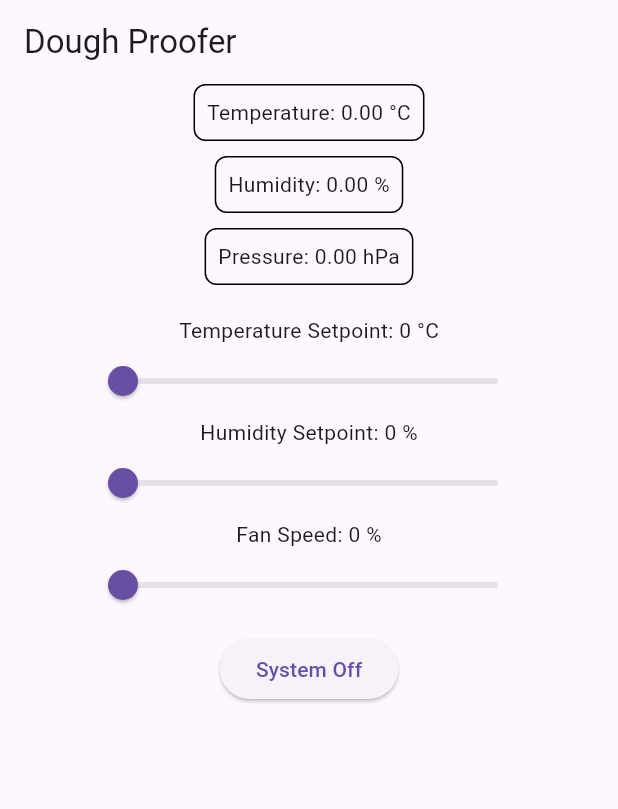
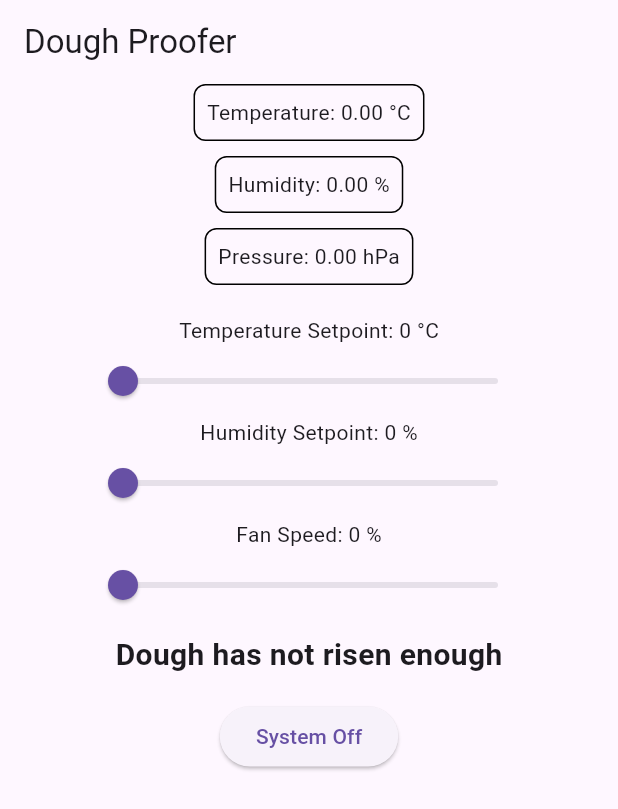
Before and after one commit to AllyTechEngineering/bme_i2c_bloc, a Flutter app: the screen it shows after launch, after a tap on "System On", on a phone screen of 412 x 824 dp. Shown: the top 809 px of the screen. Run offline on Flutter 3.47's test engine with Material 3 defaults, Android fonts, the phone set to English and light mode, and no system bars; our stand-ins replace bloc, equatable, flutter_bloc; missing offline and left inert: dart_periphery.

Commit message:
Added a switch to simulate the dough level sensor code, cubit, service and UI updates.

```diff
--- a/lib/main.dart
+++ b/lib/main.dart
@@ -1,8 +1,10 @@
+import 'package:bme_i2c/src/bloc/level_sense_cubit/level_sense_cubit.dart';
 import 'package:bme_i2c/src/bloc/pwm_fan_cubit/pwm_fan_cubit.dart';
 import 'package:bme_i2c/src/bloc/system_on_off_cubit/system_on_off_cubit_button.dart';
 import 'package:bme_i2c/src/humidity_setpoint_cubit/humidity_setpoint_cubit.dart';
 import 'package:bme_i2c/src/services/heater_service_pid.dart';
 import 'package:bme_i2c/src/services/humidifier_service.dart';
+import 'package:bme_i2c/src/services/level_sense_service.dart';
 import 'package:bme_i2c/src/services/pwm_fan_service.dart';
 // import 'package:bme_i2c/src/services/pwm_sw_fan_service.dart';
 
@@ -40,6 +42,9 @@ class MyApp extends StatelessWidget {
         BlocProvider(
           create: (_) => PwmFanCubit(PwmFanService()),
         ),
+        BlocProvider(
+          create: (_) => LevelSenseCubit(LevelSenseService()),
+        ),
       ],
       child: MaterialApp(
         debugShowCheckedModeBanner: false,
--- a/lib/src/bloc/level_sense_cubit/level_sense_cubit.dart
+++ b/lib/src/bloc/level_sense_cubit/level_sense_cubit.dart
@@ -0,0 +1,23 @@
+import 'package:bloc/bloc.dart';
+import 'package:bme_i2c/src/services/level_sense_service.dart';
+import 'level_sense_state.dart';
+
+class LevelSenseCubit extends Cubit<LevelSenseState> {
+  final LevelSenseService levelSenseService;
+
+  LevelSenseCubit(this.levelSenseService)
+      : super(const LevelSenseState(isLevelDetected: false)) {
+    _initialize();
+  }
+
+  void _initialize() {
+    levelSenseService.initializeLevelSenseService();
+    levelSenseService.startPolling((isLevelDetected) {
+      emit(state.copyWith(isLevelDetected: isLevelDetected));
+    });
+  }
+
+  void stopPolling() {
+    levelSenseService.stopPolling();
+  }
+}
--- a/lib/src/bloc/level_sense_cubit/level_sense_state.dart
+++ b/lib/src/bloc/level_sense_cubit/level_sense_state.dart
@@ -0,0 +1,19 @@
+import 'package:equatable/equatable.dart';
+
+class LevelSenseState extends Equatable {
+  final bool isLevelDetected;
+
+  const LevelSenseState({required this.isLevelDetected});
+
+  LevelSenseState copyWith({bool? isLevelDetected}) {
+    return LevelSenseState(
+      isLevelDetected: isLevelDetected ?? this.isLevelDetected,
+    );
+  }
+
+  @override
+  List<Object?> get props => [isLevelDetected];
+
+  @override
+  String toString() => 'LevelSenseState(isLevelDetected: $isLevelDetected)';
+}
--- a/lib/src/i2c_bme280_cubit/i2c_cubit.dart
+++ b/lib/src/i2c_bme280_cubit/i2c_cubit.dart
@@ -26,7 +26,6 @@ class I2CCubit extends Cubit<I2CState> {
     heaterService.initializeHeaterService();
     humidifierService.initializeHumidifierService();
     pwmFanService.initializePwmFanService();
-    levelSenseService.initializeLevelSenseService();
   }
 
   void startPolling() {
--- a/lib/src/screens/i2c_screen.dart
+++ b/lib/src/screens/i2c_screen.dart
@@ -1,3 +1,5 @@
+import 'package:bme_i2c/src/bloc/level_sense_cubit/level_sense_cubit.dart';
+import 'package:bme_i2c/src/bloc/level_sense_cubit/level_sense_state.dart';
 import 'package:bme_i2c/src/humidity_setpoint_cubit/humidity_setpoint_cubit.dart';
 import 'package:bme_i2c/src/humidity_setpoint_cubit/humidity_setpoint_state.dart';
 import 'package:bme_i2c/src/widgets/data_display.dart';
@@ -42,6 +44,7 @@ class I2CScreen extends StatelessWidget {
           temperatureSetpointSlider(context),
           humiditySetpointSlider(context),
           pwmFanSlider(context),
+          buildDoughLevelIndicator(context),
           systemOnOffButton(),
         ],
       ),
@@ -77,6 +80,22 @@ class I2CScreen extends StatelessWidget {
               ),
             ),
           ],
+        );
+      },
+    );
+  }
+
+  Widget buildDoughLevelIndicator(BuildContext context) {
+    return BlocBuilder<LevelSenseCubit, LevelSenseState>(
+      builder: (context, state) {
+        return Padding(
+          padding: const EdgeInsets.all(8.0),
+          child: Text(
+            state.isLevelDetected
+                ? 'Dough has risen enough'
+                : 'Dough has not risen enough',
+            style: const TextStyle(fontSize: 20, fontWeight: FontWeight.bold),
+          ),
         );
       },
     );
--- a/lib/src/services/level_sense_service.dart
+++ b/lib/src/services/level_sense_service.dart
@@ -1,20 +1,33 @@
 import 'package:dart_periphery/dart_periphery.dart';
+import 'dart:async';
 
 class LevelSenseService {
-  static int levelSensePin = 17;
-   static Duration pollingDuration = const Duration(milliseconds: 500);
-  static Duration debounceDuration = const Duration(milliseconds: 500);
+  static int levelSensePin = 16;
+  static Duration pollingDuration = const Duration(milliseconds: 1000);
   static GPIO? gpio;
   static bool isLevelDetected = false;
   static bool isPolling = false;
-  static bool isDebouncing = false;
+  static bool currentLevel = false;
+  Timer? _pollingTimer;
 
   void initializeLevelSenseService() {
     gpio = GPIO(levelSensePin, GPIOdirection.gpioDirIn);
-    // isLevelDetected = gpio!.getValue() == 1;
-    // isPolling = false;
-    // isDebouncing = false;
   }
-  void updateLevelSense() {
+
+  void startPolling(Function(bool) onData) {
+    if (isPolling) return;
+    isPolling = true;
+    _pollingTimer = Timer.periodic(pollingDuration, (_) {
+      currentLevel = gpio!.read();
+      if (currentLevel != isLevelDetected) {
+        isLevelDetected = currentLevel;
+        onData(isLevelDetected);
+      }
+    });
   }
-} //LevelSenseService
+
+  void stopPolling() {
+    _pollingTimer?.cancel();
+    isPolling = false;
+  }
+}
```
